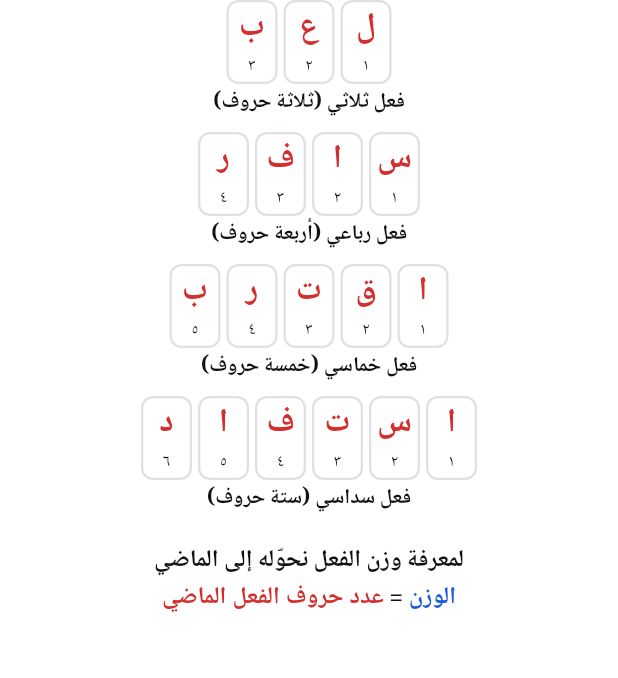
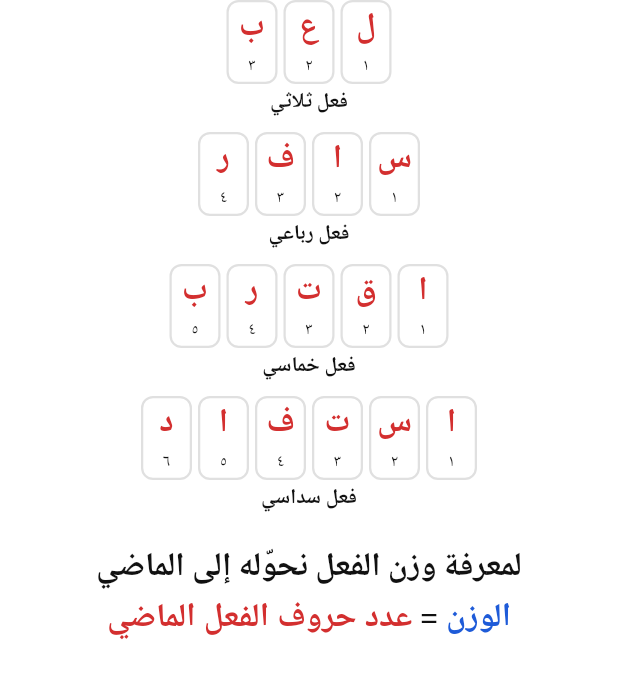
Before and after one commit to alansaria2026/imlaa-app, a Flutter app: the WeightLettersRule widget shown alone on an empty page, opened directly, on a phone screen of 412 x 824 dp. Shown: the top 678 px of the screen. Run offline on Flutter 3.47's test engine with Material 3 defaults, Android fonts, the phone set to English and light mode, and no system bars; our stand-ins replace audioplayers, flutter_tts, shared_preferences; accounts and stored records are empty.

Commit message:
وزن الفعل: حذف عدد الحروف بين القوسين وتكبير سطري القاعدة
Co-Authored-By: Claude Opus 5.5 <noreply@anthropic.com>
Claude-Session: https://claude.ai/code/session_01Ffnc49FAQGPHWKsfZ3FjWn

```diff
--- a/lib/lesson/hamza_rule_content.dart
+++ b/lib/lesson/hamza_rule_content.dart
@@ -407,13 +407,6 @@ class AlRememberRule extends StatelessWidget {
   );
 }
 
-const _letterCounts = {
-  Weight.three: 'ثلاثة حروف',
-  Weight.four: 'أربعة حروف',
-  Weight.five: 'خمسة حروف',
-  Weight.six: 'ستة حروف',
-};
-
 /// ص ١١–١٢: وزن الفعل = عدد حروف الفعل الماضي (نافذة «القاعدة» كاملة).
 class WeightRule extends StatelessWidget {
   const WeightRule({super.key});
@@ -439,7 +432,11 @@ class WeightLettersRule extends StatelessWidget {
     child: Builder(
       builder: (context) {
         final t = Theme.of(context).textTheme;
-        final bold = t.titleMedium?.copyWith(fontWeight: FontWeight.w800);
+        // سطرا القاعدة أكبر من عناوين الأفعال.
+        final bold = t.titleMedium?.copyWith(
+          fontSize: 22,
+          fontWeight: FontWeight.w800,
+        );
         Widget letters(String word) => Row(
           mainAxisAlignment: MainAxisAlignment.center,
           children: [
@@ -471,7 +468,7 @@ class WeightLettersRule extends StatelessWidget {
               FittedBox(fit: BoxFit.scaleDown, child: letters(word)),
               const SizedBox(height: 2),
               Text(
-                'فعل ${weight.label} (${_letterCounts[weight]})',
+                'فعل ${weight.label}',
                 textAlign: TextAlign.center,
                 style: t.titleSmall?.copyWith(fontWeight: FontWeight.w700),
               ),
```
